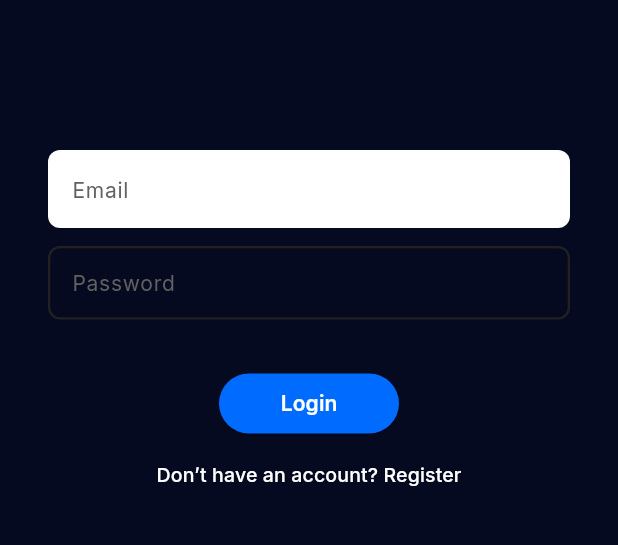
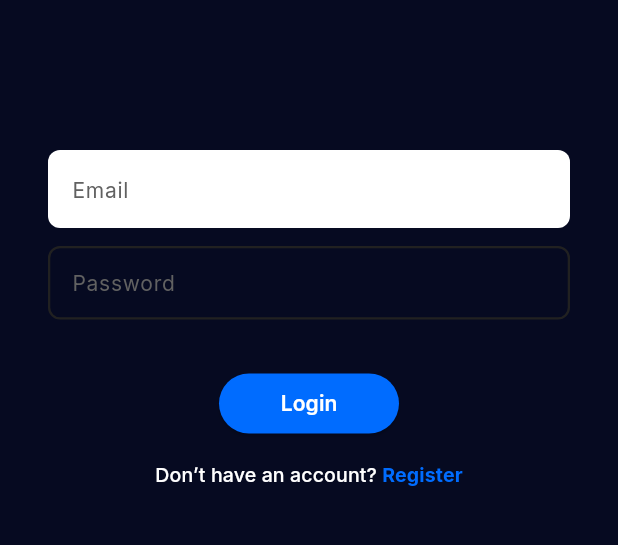
Before and after one commit to simaopsbarbosa/Inclui, a Flutter app: the LoginPage screen opened directly, on a phone screen of 412 x 824 dp, the part 378-923 px from its top. Run offline on Flutter 3.47's test engine with Material 3 defaults, Android fonts, the phone set to English and light mode, and no system bars; our stand-ins replace firebase_auth, firebase_core, firebase_database, geolocator, google_fonts; accounts and stored records are empty; generated files the repository leaves out were written again.

Commit message:
made 'Login' and 'Register' words in text button prittier

```diff
--- a/src/inclui/lib/login_page.dart
+++ b/src/inclui/lib/login_page.dart
@@ -230,13 +230,24 @@ class LoginPageState extends State<LoginPage> {
             ),
             TextButton(
               onPressed: _toggleMode,
-              child: Text(
-                isRegistering
-                    ? 'Already have an account? Login'
-                    : 'Don’t have an account? Register',
-                style: GoogleFonts.inter(
-                  fontSize: 13,
-                  color: Colors.white,
+              child: Text.rich(
+                TextSpan(
+                  text: isRegistering
+                      ? 'Already have an account? '
+                      : 'Don’t have an account? ',
+                  style: GoogleFonts.inter(
+                    fontSize: 13,
+                    color: Colors.white,
+                  ),
+                  children: [
+                    TextSpan(
+                      text: isRegistering ? 'Login' : 'Register',
+                      style: GoogleFonts.inter(
+                        fontWeight: FontWeight.bold,
+                        color: Theme.of(context).primaryColor,
+                      ),
+                    ),
+                  ],
                 ),
               ),
             ),
```
